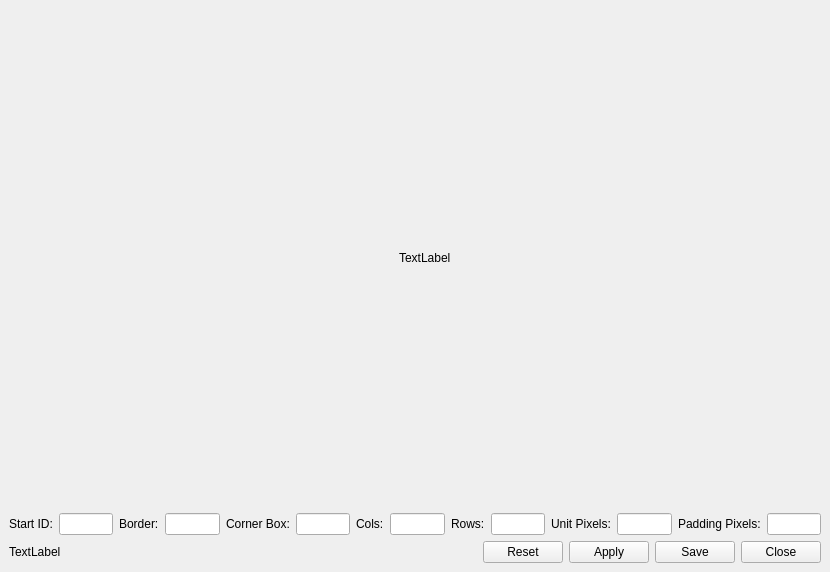
Above: mainwindow.ui from wangdongustc/AprilTagGenerator before the change. Below: the same form after it.
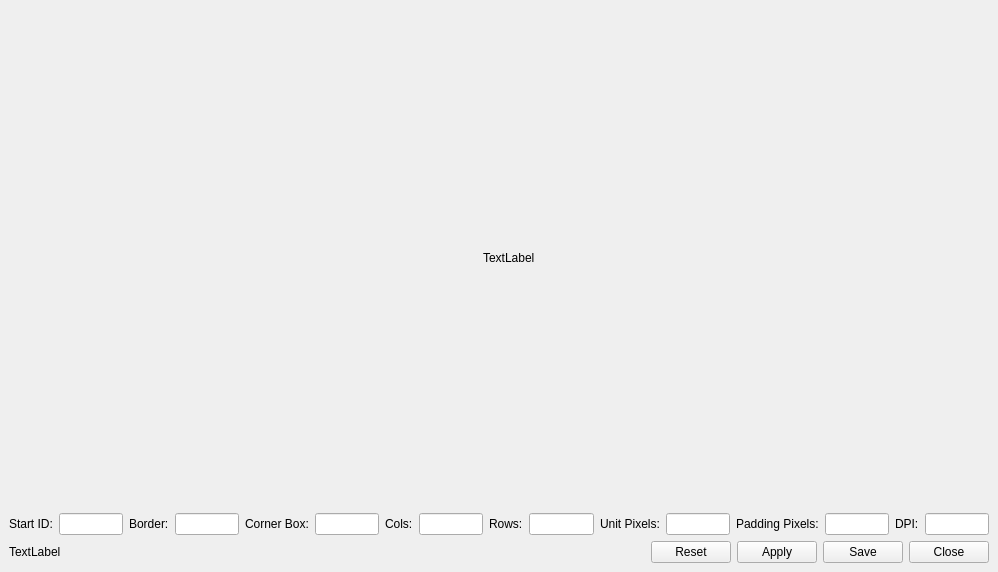
That is the form after the change.

The edit to the form file:
```diff
--- a/mainwindow.ui
+++ b/mainwindow.ui
@@ -6,7 +6,7 @@
    <rect>
     <x>0</x>
     <y>0</y>
-    <width>830</width>
+    <width>998</width>
     <height>572</height>
    </rect>
   </property>
@@ -141,6 +141,16 @@
       <item>
        <widget class="QLineEdit" name="lineEdit_Padding"/>
       </item>
+      <item>
+       <widget class="QLabel" name="label_DPI">
+        <property name="text">
+         <string>DPI:</string>
+        </property>
+       </widget>
+      </item>
+      <item>
+       <widget class="QLineEdit" name="lineEdit_DPI"/>
+      </item>
      </layout>
     </item>
     <item>
```
